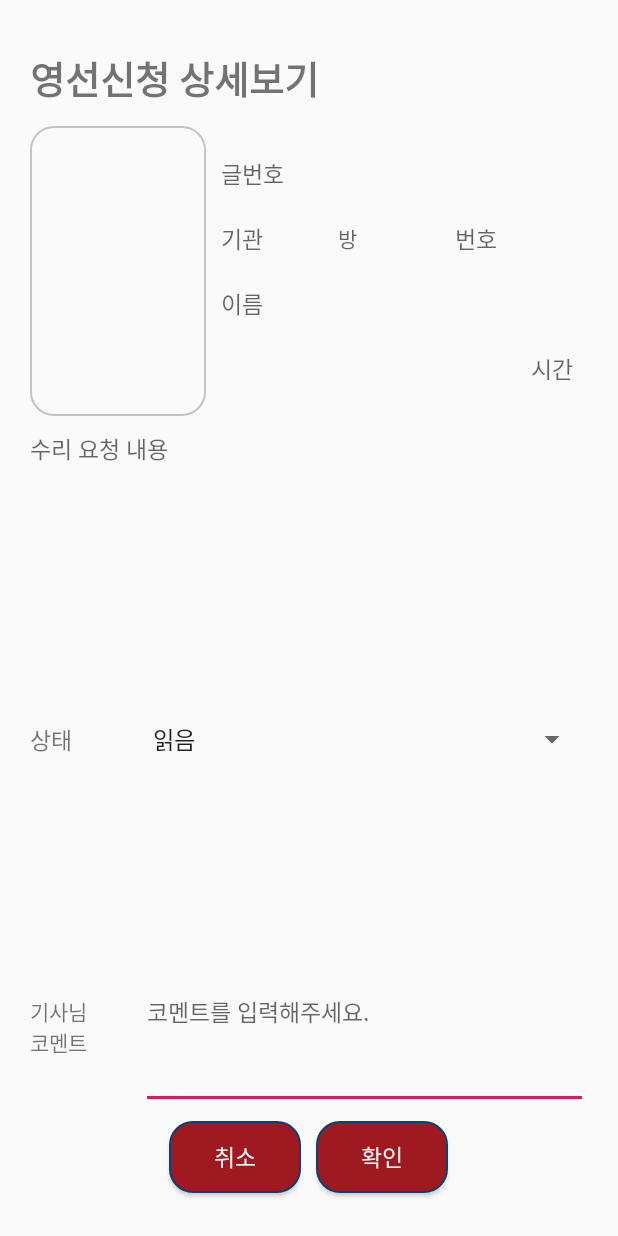
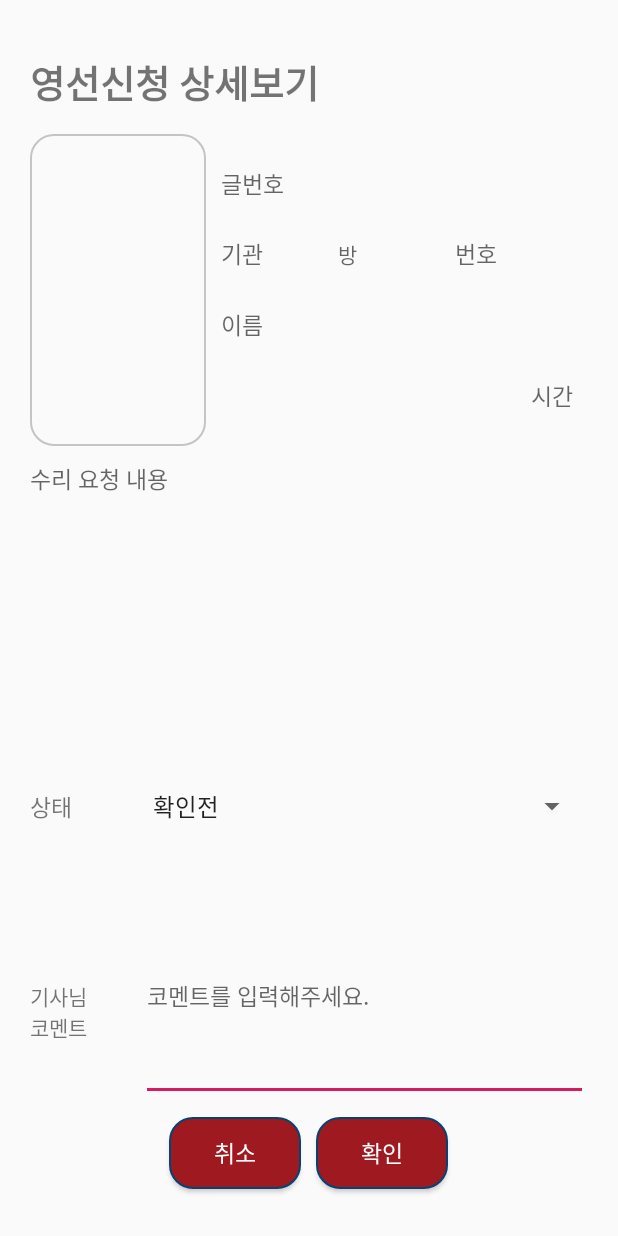
Before and after one commit to vimpizz/FixSWU, an Android app: the AdminWriteActivity screen opened directly, with no data from a screen before it, on a phone screen of 412 x 824 dp. Run offline under Robolectric (Android 15) with nearby library versions, the phone set to English and light mode, and no system bars; our stand-ins replace Firebase (no records; nobody signed in at launch, a user with empty details on screens opened directly).

Commit message:
디테일 레이아웃, adminWrite 수정

```diff
--- a/app/src/main/java/com/swu/cho4/fixswu/AdminWriteActivity.java
+++ b/app/src/main/java/com/swu/cho4/fixswu/AdminWriteActivity.java
@@ -24,10 +24,6 @@ public class AdminWriteActivity extends AppCompatActivity {
     public static final String STORAGE_DB_URI = "gs://fixswu.appspot.com/";
 
     private BoardBean mBoardBean;
-
-    private Uri mCaptureUri;
-    public String mPhotoPath;
-    public static final int REQUEST_IMAGE_CAPTURE = 200;
 
     private ImageView mImgProfile;
     private TextView mTxtApplyNum,mTxtStuNum, mTxtName,mTxtRoomNum,mTxtDeskNum,mTxtContent,mTxtDate;
@@ -74,7 +70,6 @@ public class AdminWriteActivity extends AppCompatActivity {
             mTxtApplyNum.setText(mBoardBean.ApplyNum);
             mTxtName.setText(mBoardBean.name);
 
-
             mTxtRoomNum.setText(mBoardBean.roomNum);
             mTxtDeskNum.setText(mBoardBean.deskNum);
             mTxtDate.setText(mBoardBean.date);
@@ -103,8 +98,17 @@ public class AdminWriteActivity extends AppCompatActivity {
     }
 
     private void update(){
-            //mBoardBean.condition = mE;
-            mBoardBean.comment=mEdtComment.getText().toString();
+         String condition="";
+
+         if(intCondition == 0 ) {
+              condition = getString(R.string.condition1);
+         } else if(mBoardBean.house == 1) {
+              condition = condition = getString(R.string.condition2);
+         } else if(mBoardBean.house == 2) {
+              condition =condition = getString(R.string.condition3);
+        }
+         mBoardBean.condition = condition;
+         mBoardBean.comment=mEdtComment.getText().toString();
 
             //DB 업로드
             DatabaseReference dbRef = mFirebaseDatabase.getReference();
--- a/app/src/main/java/com/swu/cho4/fixswu/WriteActivity.java
+++ b/app/src/main/java/com/swu/cho4/fixswu/WriteActivity.java
@@ -206,10 +206,6 @@ public class WriteActivity extends AppCompatActivity {
     }
 
 
-
-
-
-
     private void uploadDB(String imgUri,String imgName){
         //Firebase 데이터베이스에 메모를 등록한다.
         DatabaseReference dbRef = mFirebaseDatabase.getReference();
@@ -241,7 +237,6 @@ public class WriteActivity extends AppCompatActivity {
         Toast.makeText(this,"게시물이 등록되었습니다",Toast.LENGTH_SHORT).show();
         finish();
     }
-
 
 
     public static String getUseridFromUUID(String userEmail){
--- a/app/src/main/res/layout/activity_admin_write.xml
+++ b/app/src/main/res/layout/activity_admin_write.xml
@@ -141,9 +141,10 @@
     <LinearLayout
         android:layout_width="match_parent"
         android:layout_height="0dp"
-        android:layout_weight="2"
+        android:layout_weight="1"
+        android:gravity="top|left"
         android:orientation="horizontal"
-        android:gravity="top|left">
+        android:layout_marginTop="10dp">
 
         <TextView
             android:id="@+id/textView28"
@@ -152,7 +153,7 @@
             android:layout_weight="2"
             android:fontFamily="@font/kopubdotummedium"
             android:text="상태"
-            android:textSize="15dp"/>
+            android:textSize="15dp" />
 
         <Spinner
             android:id="@+id/spinnerCondition"
--- a/app/src/main/res/layout/activity_detail_board.xml
+++ b/app/src/main/res/layout/activity_detail_board.xml
@@ -181,7 +181,7 @@
             android:layout_weight="2"
             android:text="수리내용"
             android:textSize="15dp"
-            android:gravity="center|left"/>
+            android:gravity="left"/>
 
         <TextView
             android:id="@+id/txtContentDetail"
--- a/app/src/main/res/layout/activity_modify_write.xml
+++ b/app/src/main/res/layout/activity_modify_write.xml
@@ -212,7 +212,7 @@
             android:layout_weight="2"
             android:text="수리내용"
             android:textSize="15dp"
-            android:gravity="center|left"/>
+            android:gravity="left"/>
 
         <EditText
             android:id="@+id/edtContentModify"
--- a/app/src/main/res/values/condition.xml
+++ b/app/src/main/res/values/condition.xml
@@ -1,6 +1,7 @@
 <?xml version="1.0" encoding="utf-8"?>
 <resources>
     <string-array name="상태">
+        <item>확인전</item>
         <item>읽음</item>
         <item>수리완료</item>
     </string-array>
```
